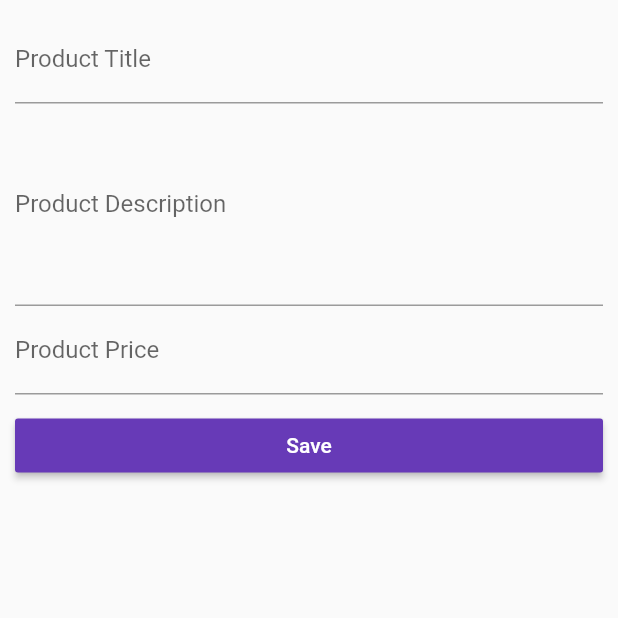
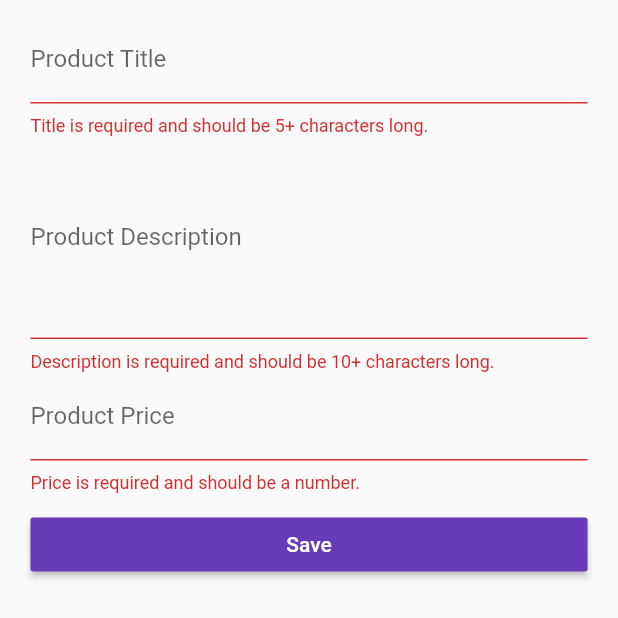
Before and after one commit to kotarCreative/flutter_course_demo, a Flutter app: the ProductCreatePage widget shown alone on an empty page, opened directly with empty values, after a tap on "Save", on a phone screen of 412 x 824 dp. Shown: the top 618 px of the screen. Run offline on Flutter 3.47's test engine with Material 2 defaults, Android fonts, the phone set to English and light mode, and no system bars.

Commit message:
Add validation to form.

```diff
--- a/lib/main.dart
+++ b/lib/main.dart
@@ -40,13 +40,16 @@ class _MyAppState extends State<MyApp> {
     return MaterialApp(
       // debugShowMaterialGrid: true,
       theme: ThemeData(
-          brightness: Brightness.light,
-          primarySwatch: Colors.deepOrange,
-          accentColor: Colors.deepPurple),
+        brightness: Brightness.light,
+        primarySwatch: Colors.deepOrange,
+        accentColor: Colors.deepPurple,
+        buttonColor: Colors.deepPurple,
+      ),
       routes: {
         '/': (BuildContext context) => AuthPage(),
         '/products': (BuildContext context) => ProductsPage(_products),
-        '/admin': (BuildContext context) => ProductsAdminPage(_addProduct, _deleteProduct)
+        '/admin': (BuildContext context) =>
+            ProductsAdminPage(_addProduct, _deleteProduct)
       },
       onGenerateRoute: (RouteSettings settings) {
         final List<String> pathElements = settings.name.split('/');
--- a/lib/pages/auth.dart
+++ b/lib/pages/auth.dart
@@ -65,6 +65,8 @@ class _AuthPageState extends State<AuthPage> {
 
   @override
   Widget build(BuildContext context) {
+    final double deviceWidth = MediaQuery.of(context).size.width;
+    final double targetWidth = deviceWidth > 550.0 ? 500.0 : deviceWidth * 0.95;
     return Scaffold(
       appBar: AppBar(
         title: Text('Login'),
@@ -76,6 +78,8 @@ class _AuthPageState extends State<AuthPage> {
         padding: EdgeInsets.all(10.0),
         child: Center(
           child: SingleChildScrollView(
+            child: Container(
+              width: targetWidth,
               child: Column(
                 children: <Widget>[
                   _buildEmailTextField(),
@@ -86,7 +90,6 @@ class _AuthPageState extends State<AuthPage> {
                     height: 10.0,
                   ),
                   RaisedButton(
-                  color: Theme.of(context).accentColor,
                     textColor: Colors.white,
                     child: Text('Login'),
                     onPressed: _submitForm,
@@ -96,6 +99,7 @@ class _AuthPageState extends State<AuthPage> {
             ),
           ),
         ),
+      ),
     );
   }
 }
--- a/lib/pages/product_create.dart
+++ b/lib/pages/product_create.dart
@@ -12,55 +12,81 @@ class ProductCreatePage extends StatefulWidget {
 }
 
 class _ProductCreatePageState extends State<ProductCreatePage> {
-  String _titleValue = '';
-  String _descriptionValue = '';
-  double _priceValue = 0.0;
+  final Map<String, dynamic> _formData = {
+    'title': null,
+    'description': null,
+    'price': null,
+    'image': 'assets/food.jpg'
+  };
+  final GlobalKey<FormState> _formKey = GlobalKey<FormState>();
 
   Widget _buildTitleTextField() {
-    return TextField(
+    return TextFormField(
         decoration: InputDecoration(labelText: 'Product Title'),
-      onChanged: (String value) {
-        setState(() => _titleValue = value);
+        validator: (String value) {
+          if (value.isEmpty || value.length < 5) {
+            return 'Title is required and should be 5+ characters long.';
+          }
         },
-    );
+        onSaved: (String value) {
+            _formData['title'] = value;
+        });
   }
 
   Widget _buildDescriptionTextField() {
-    return TextField(
+    return TextFormField(
         decoration: InputDecoration(labelText: 'Product Description'),
+        validator: (String value) {
+          if (value.isEmpty || value.length < 10) {
+            return 'Description is required and should be 10+ characters long.';
+          }
+        },
         maxLines: 5,
-      onChanged: (String value) {
-        setState(() => _descriptionValue = value);
-      },
-    );
+        onSaved: (String value) {
+            _formData['description'] = value;
+        });
   }
 
   Widget _buildPriceTextField() {
-    return TextField(
+    return TextFormField(
         decoration: InputDecoration(labelText: 'Product Price'),
         keyboardType: TextInputType.numberWithOptions(decimal: true),
-      onChanged: (String value) {
-        setState(() => _priceValue = double.parse(value));
+        validator: (String value) {
+          if (value.isEmpty ||
+              !RegExp(r'^(?:[1-9]\d*|0)?(?:\.\d+)?$').hasMatch(value)) {
+            return 'Price is required and should be a number.';
+          }
         },
-    );
+        onSaved: (String value) {
+            _formData['price'] = double.parse(value);
+        });
   }
 
   void _submitForm() {
-    final Map<String, dynamic> product = {
-      'title': _titleValue,
-      'description': _descriptionValue,
-      'price': _priceValue,
-      'image': 'assets/food.jpg'
-    };
-    widget.addProduct(product);
+    if (!_formKey.currentState.validate()) {
+      return;
+    }
+
+    _formKey.currentState.save();
+    widget.addProduct(_formData);
     Navigator.pushReplacementNamed(context, '/products');
   }
 
   @override
   Widget build(BuildContext context) {
-    return Container(
+    final double deviceWidth = MediaQuery.of(context).size.width;
+    final double targetWidth = deviceWidth > 550.0 ? 500.0 : deviceWidth * 0.95;
+    final double targetPadding = deviceWidth - targetWidth;
+    return GestureDetector(
+      onTap: () {
+        FocusScope.of(context).requestFocus(FocusNode());
+      },
+      child: Container(
         margin: EdgeInsets.all(10.0),
+        child: Form(
+          key: _formKey,
           child: ListView(
+            padding: EdgeInsets.symmetric(horizontal: targetPadding / 2),
             children: <Widget>[
               _buildTitleTextField(),
               _buildDescriptionTextField(),
@@ -70,12 +96,13 @@ class _ProductCreatePageState extends State<ProductCreatePage> {
               ),
               RaisedButton(
                 child: Text('Save'),
-            color: Theme.of(context).accentColor,
                 textColor: Colors.white,
                 onPressed: _submitForm,
               ),
             ],
           ),
+        ),
+      ),
     );
   }
 }
```
Lines whose indentation alone changed are shown as unchanged.
